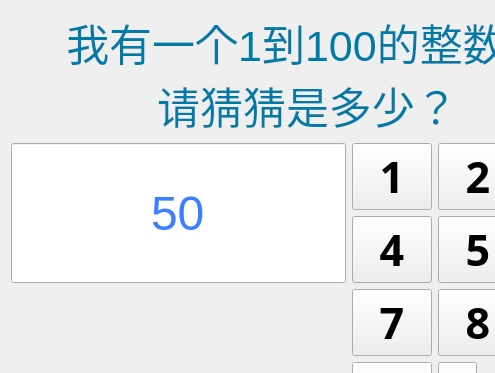
First picture: the form in src/forms/guess_number.ui, repository daxmate/learning-pyside6, before the edit; both pictures show x 0 to 495 and y 0 to 373 of the 615 by 517 pixel window.
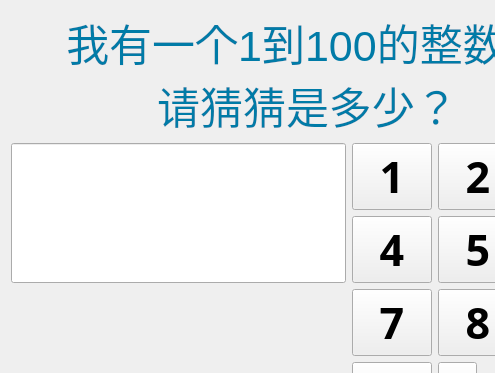
Second picture: the form after the edit. Icons and pictures are not drawn.

Diff of the .ui file:
```diff
--- a/src/forms/guess_number.ui
+++ b/src/forms/guess_number.ui
@@ -83,7 +83,7 @@
           </font>
          </property>
          <property name="text">
-          <string>50</string>
+          <string/>
          </property>
          <property name="alignment">
           <set>Qt::AlignmentFlag::AlignCenter</set>
```
Left out of the diff: 1 changed line with no effect on the pictures.
